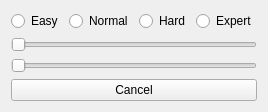
smaudet/sadstep, file Source/SADStepProgram/optionmenu.ui: the form before one commit.
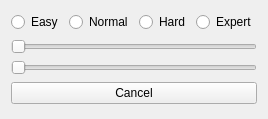
The form after the commit.

Patch:
```diff
--- a/Source/SADStepProgram/optionmenu.ui
+++ b/Source/SADStepProgram/optionmenu.ui
@@ -7,7 +7,7 @@
     <x>0</x>
     <y>0</y>
     <width>249</width>
-    <height>94</height>
+    <height>119</height>
    </rect>
   </property>
   <property name="windowTitle">
```
Left out of the diff: 2 changed lines with no effect on the pictures.
